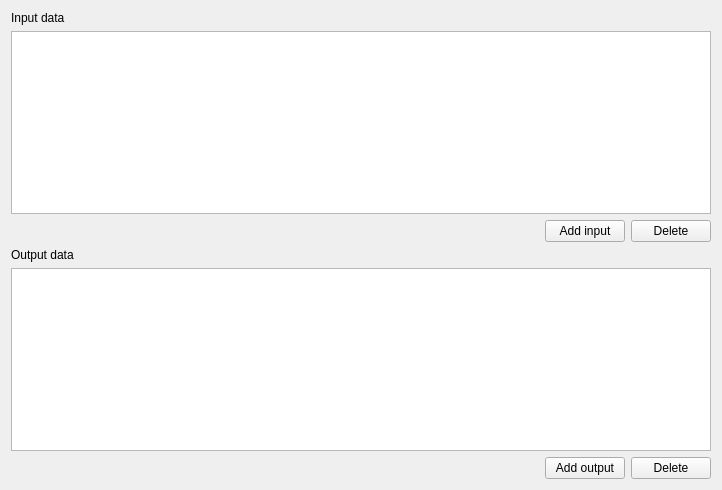
The window that src/plugins/workflow_designer/src/library/create_cmdline_based_worker/CreateCmdlineBasedWorkerWizardInputOutputPage.ui (violethaze74/ugene) describes before a commit, drawn with Qt 5.
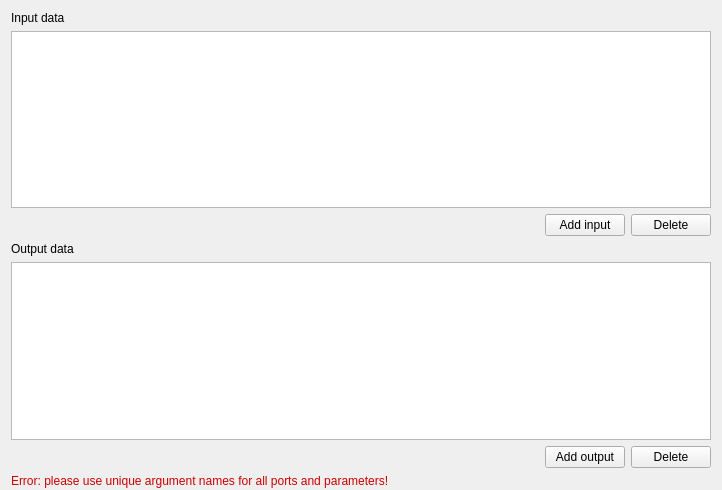
The same window after the commit.

Commit message: UGENE-6466. Add a hint label to the Configure Element with Command Line Tool wizard

What changed in the file:
```diff
--- a/src/plugins/workflow_designer/src/library/create_cmdline_based_worker/CreateCmdlineBasedWorkerWizardInputOutputPage.ui
+++ b/src/plugins/workflow_designer/src/library/create_cmdline_based_worker/CreateCmdlineBasedWorkerWizardInputOutputPage.ui
@@ -6,7 +6,7 @@
    <rect>
     <x>0</x>
     <y>0</y>
-    <width>624</width>
+    <width>718</width>
     <height>490</height>
    </rect>
   </property>
@@ -14,6 +14,9 @@
    <string>WizardPage</string>
   </property>
   <layout class="QVBoxLayout" name="verticalLayout">
+   <property name="bottomMargin">
+    <number>2</number>
+   </property>
    <item>
     <widget class="QLabel" name="lblInputsTitle">
      <property name="text">
@@ -134,6 +137,50 @@
      </item>
     </layout>
    </item>
+   <item>
+    <widget class="QLabel" name="duplicateNamesWarningLabel">
+     <property name="palette">
+      <palette>
+       <active>
+        <colorrole role="WindowText">
+         <brush brushstyle="SolidPattern">
+          <color alpha="255">
+           <red>204</red>
+           <green>0</green>
+           <blue>0</blue>
+          </color>
+         </brush>
+        </colorrole>
+       </active>
+       <inactive>
+        <colorrole role="WindowText">
+         <brush brushstyle="SolidPattern">
+          <color alpha="255">
+           <red>204</red>
+           <green>0</green>
+           <blue>0</blue>
+          </color>
+         </brush>
+        </colorrole>
+       </inactive>
+       <disabled>
+        <colorrole role="WindowText">
+         <brush brushstyle="SolidPattern">
+          <color alpha="255">
+           <red>190</red>
+           <green>190</green>
+           <blue>190</blue>
+          </color>
+         </brush>
+        </colorrole>
+       </disabled>
+      </palette>
+     </property>
+     <property name="text">
+      <string>Error: please use unique argument names for all ports and parameters!</string>
+     </property>
+    </widget>
+   </item>
   </layout>
  </widget>
  <resources/>
```
The commit also changes 3 other files.
